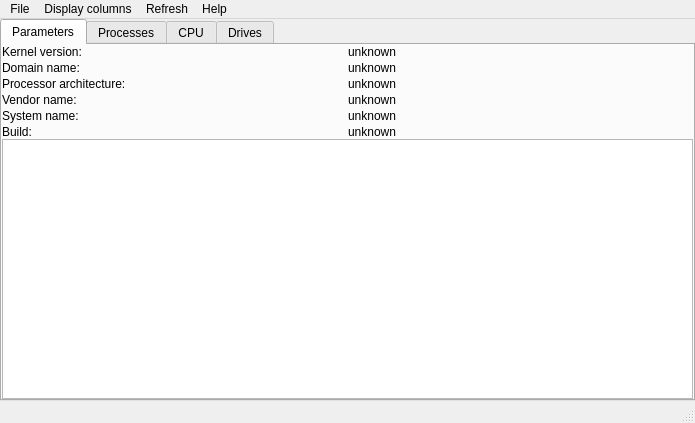
Old version of the form KernelHacker/mainwindow.ui in the repository benapetr/KernelHacker.
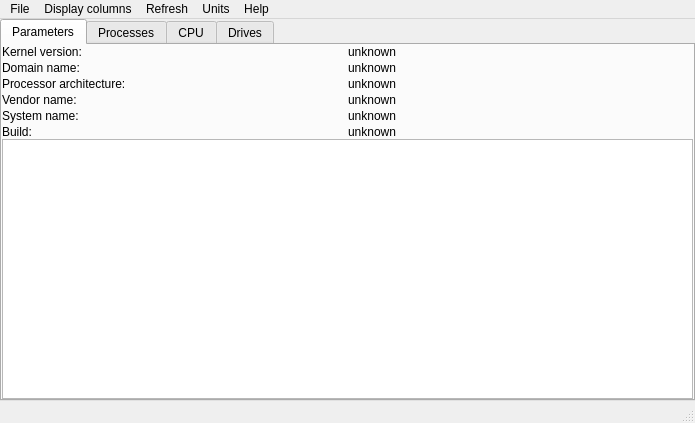
New version of the form.

What changed in the file:
```diff
--- a/KernelHacker/mainwindow.ui
+++ b/KernelHacker/mainwindow.ui
@@ -323,9 +323,19 @@
     </property>
     <addaction name="actionDisplay_about"/>
    </widget>
+   <widget class="QMenu" name="menuUnits">
+    <property name="title">
+     <string>Units</string>
+    </property>
+    <addaction name="actionDynamic"/>
+    <addaction name="actionGB"/>
+    <addaction name="actionMB"/>
+    <addaction name="actionKB"/>
+   </widget>
    <addaction name="menuFile"/>
    <addaction name="menuDisplay_columns"/>
    <addaction name="menuRefresh"/>
+   <addaction name="menuUnits"/>
    <addaction name="menuHelp"/>
   </widget>
   <widget class="QStatusBar" name="statusBar"/>
```
Left out of the diff: 35 changed lines with no effect on the pictures.
